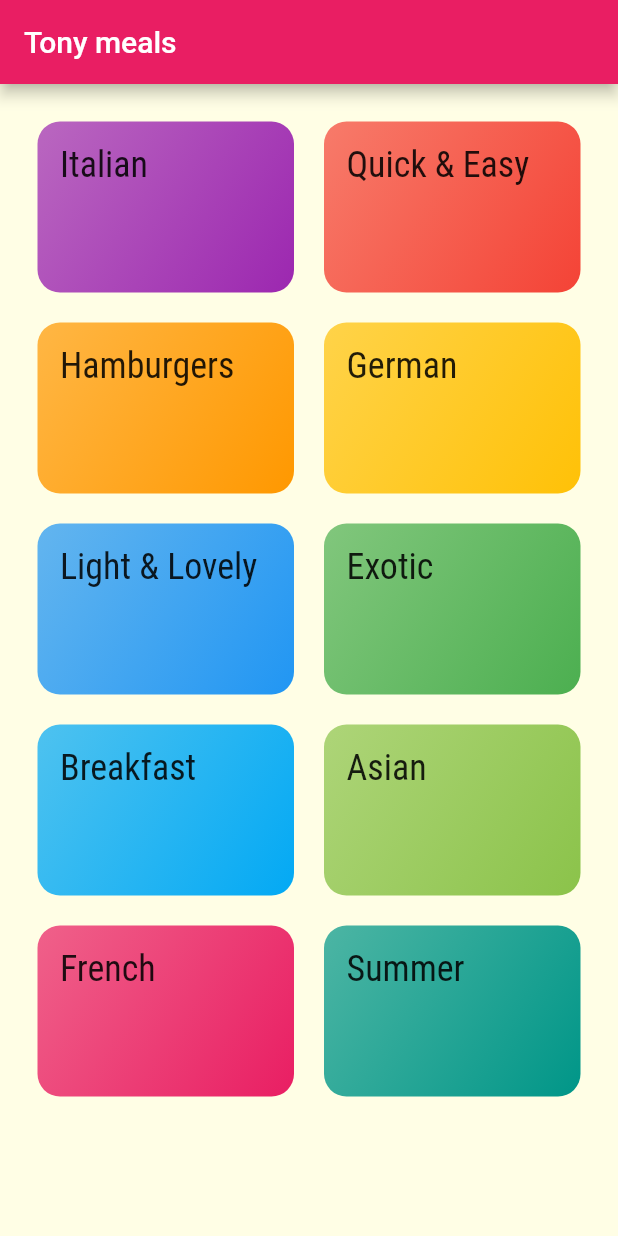
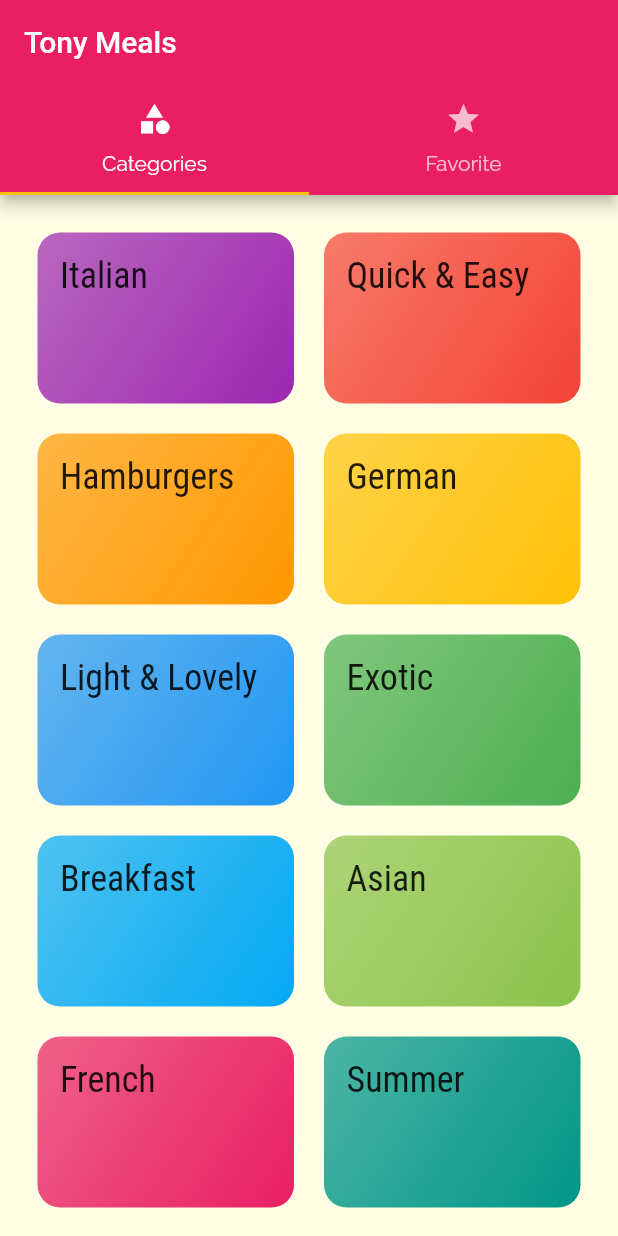
Before and after one commit to trlong357/meals_app, a Flutter app: the screen it shows after launch, on a phone screen of 412 x 824 dp. Run offline on Flutter 3.47's test engine with Material 2 defaults, Android fonts, the phone set to English and light mode, and no system bars.

Commit message:
adding tabs in appbar

```diff
--- a/lib/main.dart
+++ b/lib/main.dart
@@ -1,5 +1,6 @@
 import 'package:flutter/material.dart';
 import 'package:meals_app/screens/meal_detail_screen.dart';
+import 'package:meals_app/screens/tabs_screen.dart';
 
 import 'screens/categories_screen.dart';
 import 'screens/category_meals_screen.dart';
@@ -35,7 +36,7 @@ class MyApp extends StatelessWidget {
       ),
       initialRoute: '/',
       routes: {
-        '/': (context) => const CategoriesScreen(),
+        '/': (context) => const TabsScreen(),
         CategoryMealsScreen.routeName: (context) => const CategoryMealsScreen(),
         MealDetailScreen.routeName: (context) => const MealDetailScreen(),
       },
--- a/lib/screens/categories_screen.dart
+++ b/lib/screens/categories_screen.dart
@@ -7,11 +7,7 @@ class CategoriesScreen extends StatelessWidget {
 
   @override
   Widget build(BuildContext context) {
-    return Scaffold(
-      appBar: AppBar(
-        title: const Text("Tony meals"),
-      ),
-      body: GridView(
+    return GridView(
         padding: const EdgeInsets.all(25),
         gridDelegate: const SliverGridDelegateWithMaxCrossAxisExtent(
           maxCrossAxisExtent: 200,
@@ -27,7 +23,6 @@ class CategoriesScreen extends StatelessWidget {
                 data.color,
               ),
             )
-              .toList()),
-    );
+            .toList());
   }
 }
--- /dev/null
+++ b/lib/screens/favorite_screen.dart
@@ -0,0 +1,10 @@
+import 'package:flutter/material.dart';
+
+class FavoriteScreen extends StatelessWidget {
+  const FavoriteScreen({Key? key}) : super(key: key);
+
+  @override
+  Widget build(BuildContext context) {
+    return const Text("Favorites");
+  }
+}
--- /dev/null
+++ b/lib/screens/tabs_screen.dart
@@ -0,0 +1,43 @@
+import 'package:flutter/material.dart';
+import 'package:meals_app/screens/categories_screen.dart';
+import 'package:meals_app/screens/favorite_screen.dart';
+
+class TabsScreen extends StatefulWidget {
+  const TabsScreen({Key? key}) : super(key: key);
+
+  @override
+  State<TabsScreen> createState() => _TabsScreenState();
+}
+
+class _TabsScreenState extends State<TabsScreen> {
+  @override
+  Widget build(BuildContext context) {
+    return DefaultTabController(
+      initialIndex: 0,
+      length: 2,
+      child: Scaffold(
+        appBar: AppBar(
+          title: const Text('Tony Meals'),
+          bottom: const TabBar(
+            tabs: [
+              Tab(
+                icon: Icon(Icons.category),
+                text: "Categories",
+              ),
+              Tab(
+                icon: Icon(Icons.star),
+                text: "Favorite",
+              )
+            ],
+          ),
+        ),
+        body: const TabBarView(
+          children: [
+            CategoriesScreen(),
+            FavoriteScreen(),
+          ],
+        ),
+      ),
+    );
+  }
+}
```
Lines whose indentation alone changed are shown as unchanged.
